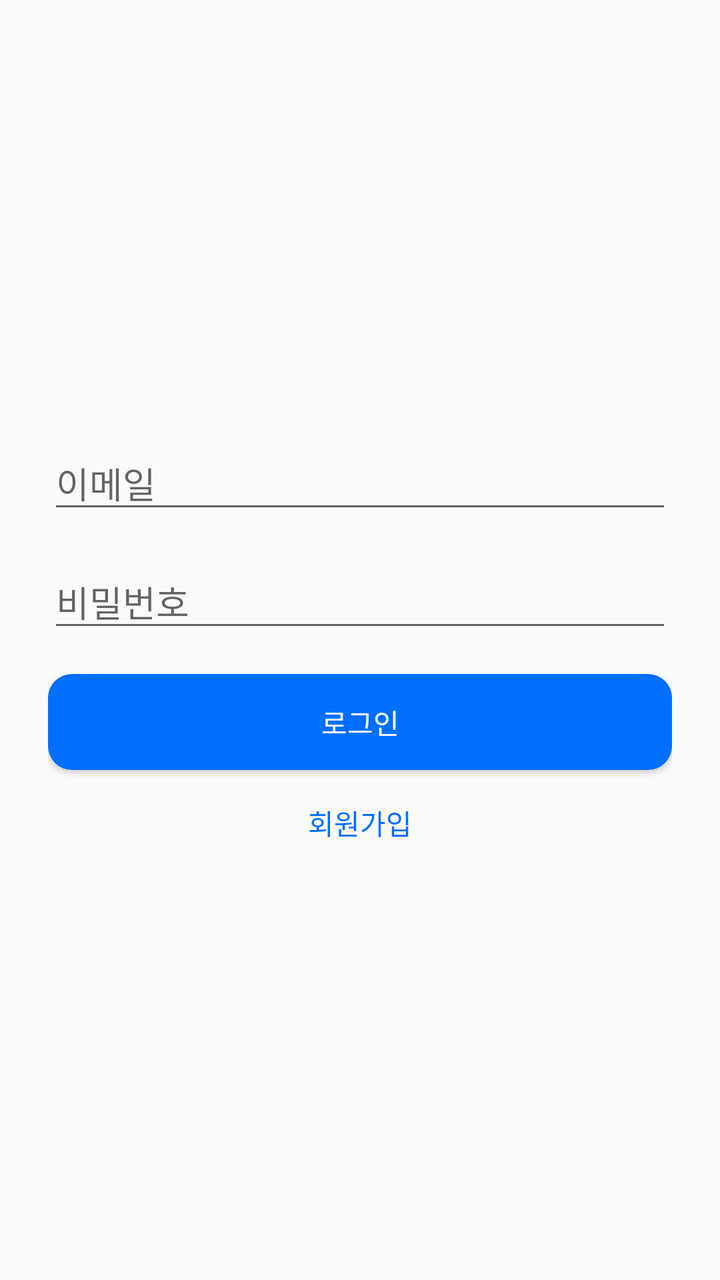
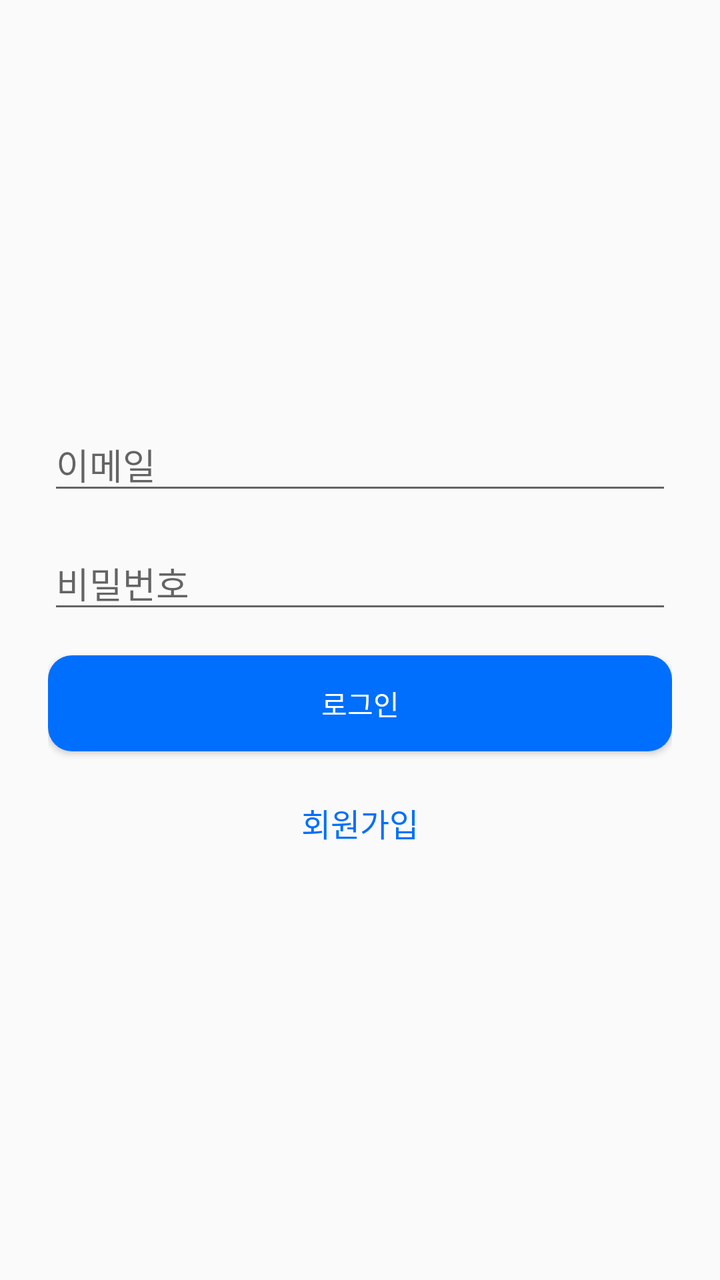

The first picture is an Android layout as it rendered before a commit; the second is the same layout after the commit. The layout source and the unified diff follow.
<!-- AndroidManifest.xml: application theme Theme.AppCompat.Light.NoActionBar -->
<!-- res/layout/activity_login.xml -->
<?xml version="1.0" encoding="utf-8"?>
<LinearLayout xmlns:android="http://schemas.android.com/apk/res/android"
    android:layout_width="match_parent"
    android:layout_height="match_parent"
    android:orientation="vertical"
    android:padding="24dp"
    android:gravity="center">

    <EditText
        android:id="@+id/editEmail"
        android:layout_width="match_parent"
        android:layout_height="wrap_content"
        android:hint="이메일"
        android:inputType="textEmailAddress"
        android:layout_marginBottom="16dp" />

    <EditText
        android:id="@+id/editPassword"
        android:layout_width="match_parent"
        android:layout_height="wrap_content"
        android:hint="비밀번호"
        android:inputType="textPassword"
        android:layout_marginBottom="16dp" />

    <Button
        android:id="@+id/btnLogin"
        android:layout_width="match_parent"
        android:layout_height="wrap_content"
        android:text="로그인"
        android:background="@drawable/main_button"
        android:textColor="@color/white"
        android:layout_marginBottom="16dp" />

    <TextView
        android:id="@+id/txtGoToSignup"
        android:layout_width="wrap_content"
        android:layout_height="wrap_content"
        android:text="회원가입"
        android:textColor="@color/darkestBlue" />
</LinearLayout>
<!-- resources referenced by this layout -->
<resources>
  <color name="darkestBlue">#006FFD</color>
  <color name="white">#FFFFFFFF</color>
  <!-- drawable main_button (drawable) -->
  <?xml version="1.0" encoding="utf-8"?>
  <shape xmlns:android="http://schemas.android.com/apk/res/android"
  android:shape="rectangle">
  <solid android:color="#006FFD"/>
  <corners android:radius="12dp"/>
  </shape>
</resources>

<!-- the commit's change to res/layout/activity_login.xml (unified diff, before → after) -->
@@ -36,5 +36,10 @@
         android:layout_width="wrap_content"
         android:layout_height="wrap_content"
         android:text="회원가입"
-        android:textColor="@color/darkestBlue" />
+        android:textColor="@color/darkestBlue"
+        android:clickable="true"
+        android:focusable="true"
+        android:textSize="16sp"
+        android:padding="8dp" />
+
 </LinearLayout>
